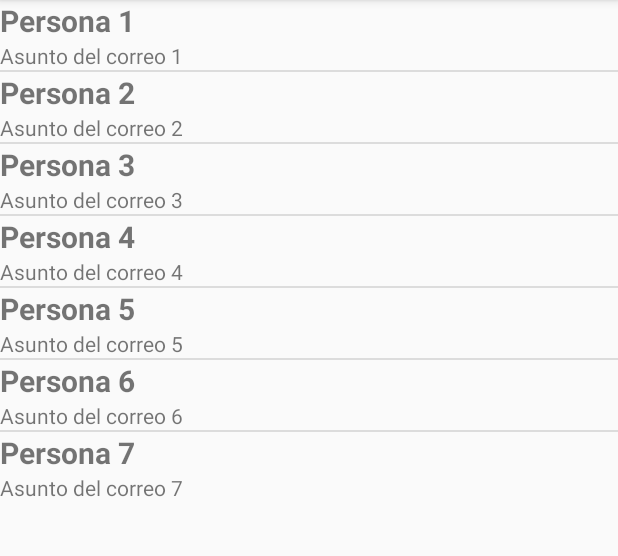
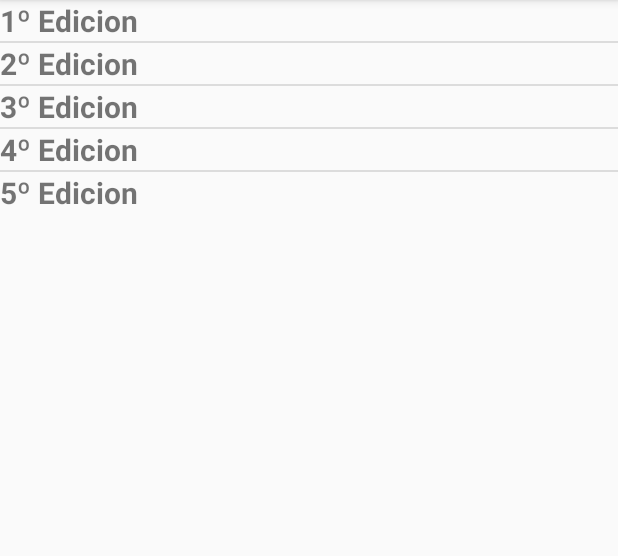
Before and after one commit to JCLancho/Fragments, an Android app: the screen it shows after launch (MainActivity), on a phone screen of 412 x 824 dp, the part 84-640 px from its top. Run offline under Robolectric (Android 15) with nearby library versions, the phone set to English and light mode, and no system bars.

Commit message:
ejercicio fragments

```diff
--- /dev/null
+++ b/app/src/main/java/com/example/fragments/Carrera.java
@@ -0,0 +1,22 @@
+package com.example.fragments;
+
+public class Carrera {
+
+    private String edicion;
+    private int cartel;
+
+    public Carrera(String edicion, int cartel) {
+        this.edicion = edicion;
+        this.cartel = cartel;
+    }
+
+    public String getEdicion() {
+        return edicion;
+    }
+
+    public int getCartel() {
+        return cartel;
+    }
+
+
+}
--- /dev/null
+++ b/app/src/main/java/com/example/fragments/CarreraListener.java
@@ -0,0 +1,7 @@
+package com.example.fragments;
+
+public interface CarreraListener {
+
+    void onCarreraSeleccionado(Carrera c);
+
+}
--- a/app/src/main/java/com/example/fragments/Correo.java
+++ /dev/null
@@ -1,26 +0,0 @@
-package com.example.fragments;
-
-public class Correo {
-
-    private String de;
-    private String asunto;
-    private String texto;
-
-    public Correo(String de, String asunto, String texto) {
-        this.de = de;
-        this.asunto = asunto;
-        this.texto = texto;
-    }
-
-    public String getDe() {
-        return de;
-    }
-
-    public String getAsunto() {
-        return asunto;
-    }
-
-    public String getTexto() {
-        return texto;
-    }
-}
--- a/app/src/main/java/com/example/fragments/CorreoListener.java
+++ /dev/null
@@ -1,7 +0,0 @@
-package com.example.fragments;
-
-public interface CorreoListener {
-
-    void onCorreoSeleccionado(Correo c);
-
-}
--- a/app/src/main/java/com/example/fragments/DetalleActivity.java
+++ b/app/src/main/java/com/example/fragments/DetalleActivity.java
@@ -20,6 +20,6 @@ public class DetalleActivity extends AppCompatActivity {
         Log.i("AAA: ",getIntent().getClass().toString());
 
         //fin mensajes al log
-        detalle.mostrarDetalle(getIntent().getStringExtra(EXTRA_TEXTO));
+       detalle.mostrarDetalle(getIntent().getIntExtra("imagen", R.drawable.cartel5));
     }
 }
--- a/app/src/main/java/com/example/fragments/FragmentListado.java
+++ b/app/src/main/java/com/example/fragments/FragmentListado.java
@@ -16,18 +16,16 @@ import androidx.fragment.app.Fragment;
 
 public class FragmentListado extends Fragment {
 
-    private Correo[] datos = new Correo [] {
-            new Correo ("Persona 1", "Asunto del correo 1", "Texto del Correo 1"),
-            new Correo ("Persona 2", "Asunto del correo 2", "Texto del Correo 2"),
-            new Correo ("Persona 3", "Asunto del correo 3", "Texto del Correo 3"),
-            new Correo ("Persona 4", "Asunto del correo 4", "Texto del Correo 4"),
-            new Correo ("Persona 5", "Asunto del correo 5", "Texto del Correo 5"),
-            new Correo ("Persona 6", "Asunto del correo 6", "Texto del Correo 6"),
-            new Correo ("Persona 7", "Asunto del correo 7", "Texto del Correo 7")
+    private Carrera[] datos = new Carrera[] {
+            new Carrera("1º Edicion", R.drawable.cartel5),
+            new Carrera("2º Edicion", R.drawable.cartel5),
+            new Carrera("3º Edicion", R.drawable.cartel5),
+            new Carrera("4º Edicion", R.drawable.cartel5),
+            new Carrera("5º Edicion", R.drawable.cartel5)
     };
 
     private ListView lstListado;
-    private CorreoListener listener;
+    private CarreraListener listener;
 
     @Nullable
     @Override
@@ -48,16 +46,16 @@ public class FragmentListado extends Fragment {
             @Override
             public void onItemClick(AdapterView<?> parent,View view, int position, long id) {
                 if (listener != null)
-                    listener.onCorreoSeleccionado(
-                            (Correo)lstListado.getAdapter().getItem(position));
+                    listener.onCarreraSeleccionado(
+                            (Carrera)lstListado.getAdapter().getItem(position));
             }
         });
     }
 
-    class AdaptadorCorreos extends ArrayAdapter<Correo> {
+    class AdaptadorCorreos extends ArrayAdapter<Carrera> {
         Activity context;
         AdaptadorCorreos(Fragment context) {
-            super(context.getActivity(), R.layout.listitem_correo, datos);
+            super(context.getActivity(), R.layout.listitem_carrera, datos);
             this.context = context.getActivity();
         }
 
@@ -67,17 +65,17 @@ public class FragmentListado extends Fragment {
                             @Nullable View convertView,
                             @NonNull ViewGroup parent) {
             LayoutInflater inflater = context.getLayoutInflater();
-            View item = inflater.inflate(R.layout.listitem_correo, null);
-            TextView lblDe = (TextView) item.findViewById(R.id.lblDe);
-            lblDe.setText(datos[position].getDe());
-            TextView lblAsunto = (TextView)item.findViewById(R.id.lblAsunto);
-            lblAsunto.setText(datos[position].getAsunto());
+            View item = inflater.inflate(R.layout.listitem_carrera, null);
+            TextView lblEdicion = (TextView) item.findViewById(R.id.lblEdicion);
+            lblEdicion.setText(datos[position].getEdicion());
+
+
             return (item);
         }
     }
 
 
-    public void setCorreoListener (CorreoListener listener){
+    public void setCorreoListener (CarreraListener listener){
         this.listener = listener;
     }
 }
--- a/app/src/main/java/com/example/fragments/MainActivity.java
+++ b/app/src/main/java/com/example/fragments/MainActivity.java
@@ -4,7 +4,7 @@ import androidx.appcompat.app.AppCompatActivity;
 import android.content.Intent;
 import android.os.Bundle;
 
-public class MainActivity extends AppCompatActivity implements CorreoListener {
+public class MainActivity extends AppCompatActivity implements CarreraListener {
 
     @Override
     protected void onCreate(Bundle savedInstanceState) {
@@ -15,14 +15,14 @@ public class MainActivity extends AppCompatActivity implements CorreoListener {
     }
 
     @Override
-    public void onCorreoSeleccionado(Correo c) {
+    public void onCarreraSeleccionado(Carrera carrera) {
         boolean hayDetalle =(getSupportFragmentManager().findFragmentById(R.id.frgDetalle)!= null);
         if (hayDetalle) {
             ((FragmentDetalle)getSupportFragmentManager()
-                    .findFragmentById(R.id.frgDetalle)).mostrarDetalle(c.getTexto());
+                    .findFragmentById(R.id.frgDetalle)).mostrarDetalle(carrera.getCartel());
         }else {
             Intent i = new Intent(this, DetalleActivity.class);
-            i.putExtra(DetalleActivity.EXTRA_TEXTO, c.getTexto());
+            i.putExtra(DetalleActivity.EXTRA_TEXTO, carrera.getEdicion());
             startActivity(i);
         }
     }
--- a/app/src/main/res/layout/fragment_listado.xml
+++ b/app/src/main/res/layout/fragment_listado.xml
@@ -9,4 +9,5 @@
         android:id="@+id/lstListado"
         android:layout_width="match_parent"
         android:layout_height="wrap_content"/>
+
 </LinearLayout>
--- a/app/src/main/res/layout/listitem_correo.xml
+++ b/app/src/main/res/layout/listitem_carrera.xml
@@ -6,16 +6,10 @@
     android:orientation="vertical">
 
     <TextView
-        android:id="@+id/lblDe"
+        android:id="@+id/lblEdicion"
         android:layout_width="match_parent"
         android:layout_height="wrap_content"
         android:textStyle="bold"
         android:textSize="20sp"/>
 
-    <TextView
-        android:id="@+id/lblAsunto"
-        android:layout_width="match_parent"
-        android:layout_height="wrap_content"
-        android:textStyle="normal"
-        android:text="12sp"/>
 </LinearLayout>
```
Also changed, not shown: app/src/main/java/com/example/fragments/FragmentDetalle.java (+5 -3 lines), app/src/main/res/layout/fragment_detalle.xml (+4 -5 lines).
